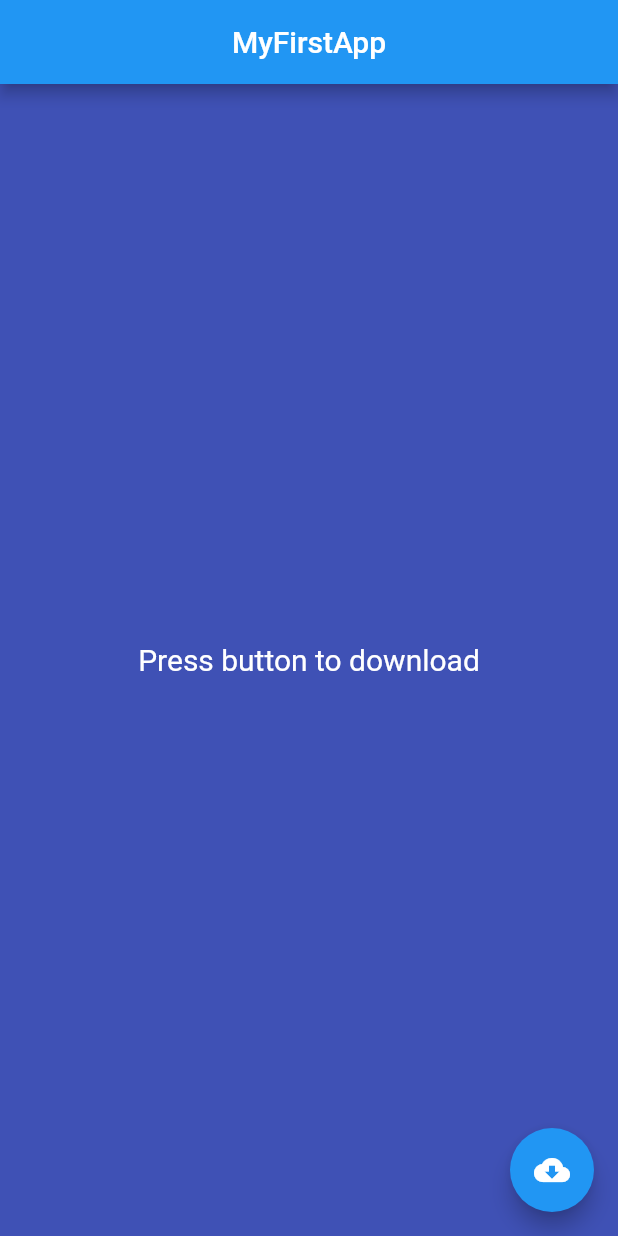
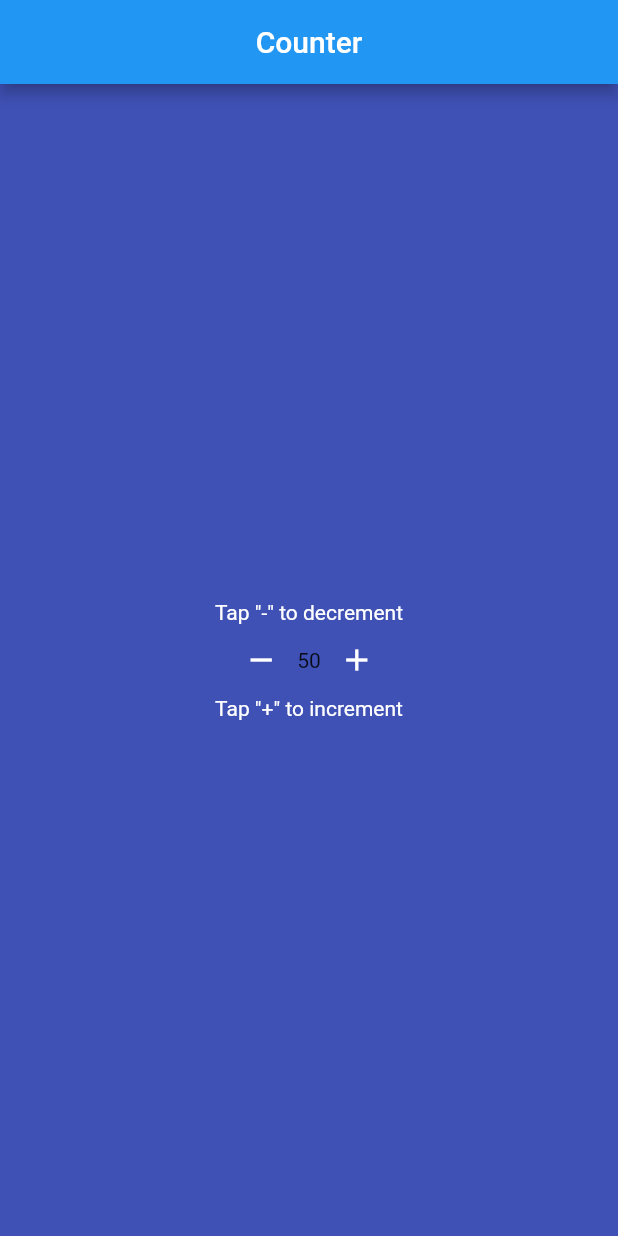
Before and after one commit to SeRGei93/Hello-Flutter, a Flutter app: the screen it shows after launch, on a phone screen of 412 x 824 dp. Run offline on Flutter 3.47's test engine with Material 2 defaults, Android fonts, the phone set to English and light mode, and no system bars.

Commit message:
create counter

```diff
--- /dev/null
+++ b/lib/lesson/14 StatefulWidget/main.dart
@@ -0,0 +1,82 @@
+import 'dart:async';
+
+import 'package:flutter/material.dart';
+
+void main() => runApp(MyFirstApp());
+
+class MyFirstApp extends StatefulWidget {
+  @override
+  State<StatefulWidget> createState() {
+    return _MyFirstAppState();
+  }
+}
+
+class _MyFirstAppState extends State<MyFirstApp> {
+
+  bool _loading;
+  double _progressValue;
+
+  @override
+  void initState() {
+    _loading = false;
+    _progressValue = 0.0;
+    super.initState();
+  }
+
+  @override
+  Widget build(BuildContext context) {
+    return MaterialApp(
+      home: Scaffold(
+        backgroundColor: Colors.indigo,
+        appBar: AppBar(title: Text("MyFirstApp"), centerTitle: true),
+        body: Center(
+          child: Container(
+            padding: EdgeInsets.all(16),
+            child: _loading
+                ? Column(
+                    mainAxisAlignment: MainAxisAlignment.center,
+                    children: <Widget>[
+                        LinearProgressIndicator(value: _progressValue),
+                        Text(
+                          '${(_progressValue * 100).round()}%',
+                          style: TextStyle(color: Colors.white, fontSize: 20),
+                        ),
+                      ])
+                : Text(
+                    "Press button to download",
+                    style: TextStyle(color: Colors.white, fontSize: 20),
+                  ),
+          ),
+        ),
+        floatingActionButton: FloatingActionButton(
+          onPressed: (){
+            setState(() {
+              _loading = !_loading;
+              _updateProgress();
+            });
+
+          },
+          child: Icon(Icons.cloud_download),
+        ),
+      ),
+    );
+  }
+
+  void _updateProgress(){
+    const oneSec = const Duration(seconds: 1);
+    Timer.periodic(oneSec, (Timer t){
+      setState(() {
+        _progressValue += 0.2;
+
+        if(_progressValue.toStringAsFixed(1) == '1.0'){
+          _loading = false;
+          t.cancel();
+          _progressValue = 0.0;
+          return;
+        }
+
+      });
+    });
+  }
+
+}
--- a/lib/main.dart
+++ b/lib/main.dart
@@ -2,80 +2,77 @@ import 'dart:async';
 
 import 'package:flutter/material.dart';
 
-void main() => runApp(MyFirstApp());
+void main() => runApp(MyApp());
 
-class MyFirstApp extends StatefulWidget {
+class MyApp extends StatelessWidget {
   @override
-  State<StatefulWidget> createState() {
-    return _MyFirstAppState();
+  Widget build(BuildContext context) {
+    return MaterialApp(
+      // theme: ThemeData(fontFamily: 'IndieFlower'),
+      home: Scaffold(
+        backgroundColor: Colors.indigo,
+        appBar: AppBar(
+          backgroundColor: Colors.blue,
+          title: Text('Counter'),
+          centerTitle: true,
+        ),
+        body: Center(
+          child: Container(padding: EdgeInsets.all(16), child: CounterWidget()),
+        ),
+      ),
+    );
   }
 }
 
-class _MyFirstAppState extends State<MyFirstApp> {
-  bool _loading;
-  double _progressValue;
+class CounterWidget extends StatefulWidget {
+  @override
+  State<StatefulWidget> createState() {
+    return _CounterWidgetState();
+  }
+}
+
+class _CounterWidgetState extends State<CounterWidget> {
+  int _count;
 
   @override
   void initState() {
-    _loading = false;
-    _progressValue = 0.0;
+    _count = 50;
     super.initState();
   }
 
   @override
   Widget build(BuildContext context) {
-    return MaterialApp(
-      home: Scaffold(
-        backgroundColor: Colors.indigo,
-        appBar: AppBar(title: Text("MyFirstApp"), centerTitle: true),
-        body: Center(
-          child: Container(
-            padding: EdgeInsets.all(16),
-            child: _loading
-                ? Column(
-                    mainAxisAlignment: MainAxisAlignment.center,
-                    children: <Widget>[
-                        LinearProgressIndicator(value: _progressValue),
-                        Text(
-                          '${(_progressValue * 100).round()}%',
-                          style: TextStyle(color: Colors.white, fontSize: 20),
-                        ),
-                      ])
-                : Text(
-                    "Press button to download",
-                    style: TextStyle(color: Colors.white, fontSize: 20),
-                  ),
-          ),
+    return Column(
+      mainAxisAlignment: MainAxisAlignment.center,
+      children: <Widget>[
+        Text('Tap "-" to decrement', style: TextStyle(color: Colors.white)),
+        Row(
+          mainAxisAlignment: MainAxisAlignment.center,
+          crossAxisAlignment: CrossAxisAlignment.center,
+          children: <Widget>[
+            IconButton(
+                icon: Icon(Icons.remove), color: Colors.white, onPressed: minus),
+            Text('${_count}'),
+            IconButton(
+                icon: Icon(Icons.add), color: Colors.white, onPressed: add ),
+          ],
         ),
-        floatingActionButton: FloatingActionButton(
-          onPressed: (){
-            setState(() {
-              _loading = !_loading;
-              _updateProgress();
-            });
-
-          },
-          child: Icon(Icons.cloud_download),
-        ),
-      ),
+        Text('Tap "+" to increment', style: TextStyle(color: Colors.white)),
+      ],
     );
   }
 
-  void _updateProgress(){
-    const oneSec = const Duration(seconds: 1);
-    Timer.periodic(oneSec, (Timer t){
-      setState(() {
-        _progressValue += 0.2;
-
-        if(_progressValue.toStringAsFixed(1) == '1.0'){
-          _loading = false;
-          t.cancel();
-          _progressValue = 0.0;
-          return;
-        }
-
-      });
+  void add() {
+    setState(() {
+      _count++;
     });
   }
 
+  void minus() {
+    setState(() {
+      _count--;
+    });
+  }
+
+
 }
```
Also changed, not shown: pubspec.yaml (+8 -14 lines), assets/icons/original.png (added), assets/images/original.jpg (added), fonts/IndieFlower-Regular.ttf (added), lib/assets/icons/original.png (added), lib/assets/images/original.jpg (added).
